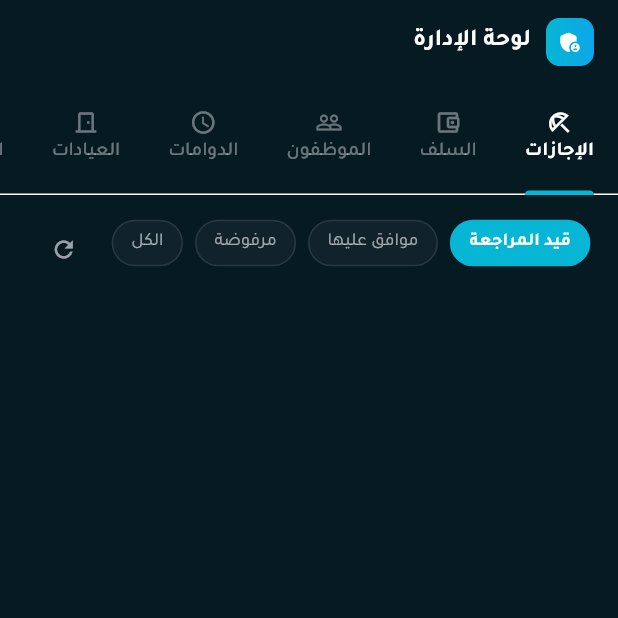
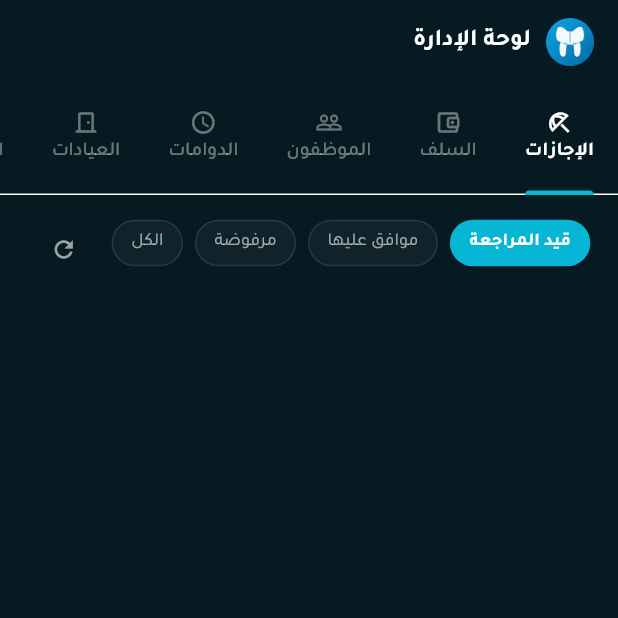
Before and after one commit to yasserbousfiha-creator/hr-portal, a Flutter app: the AdminScreen screen opened directly, on a phone screen of 412 x 824 dp, the top half of it. Run offline on Flutter 3.47's test engine with Material 3 defaults, Android fonts, the phone set to English and light mode, and no system bars; our stand-ins replace supabase_flutter, url_strategy; missing offline and left inert: dart:html; accounts and stored records are empty.

Commit message:
Replace admin header icon with the desktop app's blue tooth logo
Co-Authored-By: Claude Sonnet 5 <noreply@anthropic.com>

```diff
--- a/lib/portal/admin_screen.dart
+++ b/lib/portal/admin_screen.dart
@@ -45,16 +45,10 @@ class _AdminScreenState extends State<AdminScreen>
         automaticallyImplyLeading: false,
         title: Row(
           children: [
-            Container(
+            Image.asset(
+              'assets/images/tooth_logo.png',
               width: 32,
               height: 32,
-              decoration: BoxDecoration(
-                gradient: const LinearGradient(
-                    colors: [_indigo, Color(0xFF0EA5E9)]),
-                borderRadius: BorderRadius.circular(9),
-              ),
-              child: const Icon(Icons.admin_panel_settings_rounded,
-                  color: Colors.white, size: 17),
             ),
             const SizedBox(width: 10),
             Text(tr(widget.isEnglish, 'لوحة الإدارة'),
```
Also changed, not shown: assets/images/tooth_logo.png (added).
